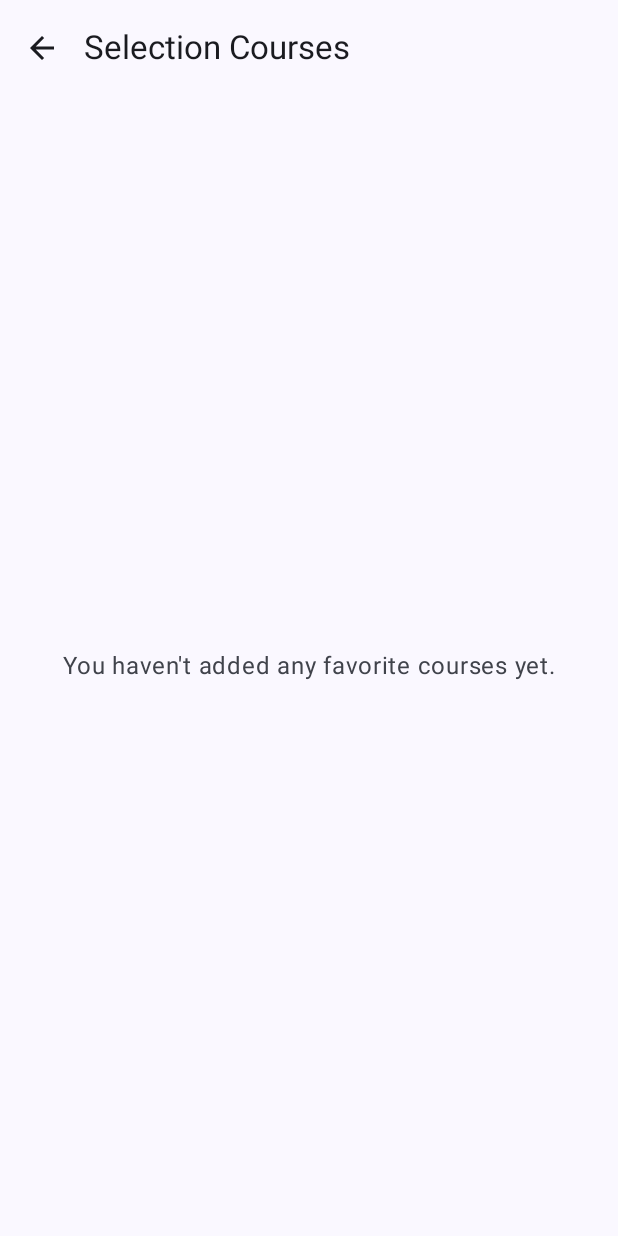
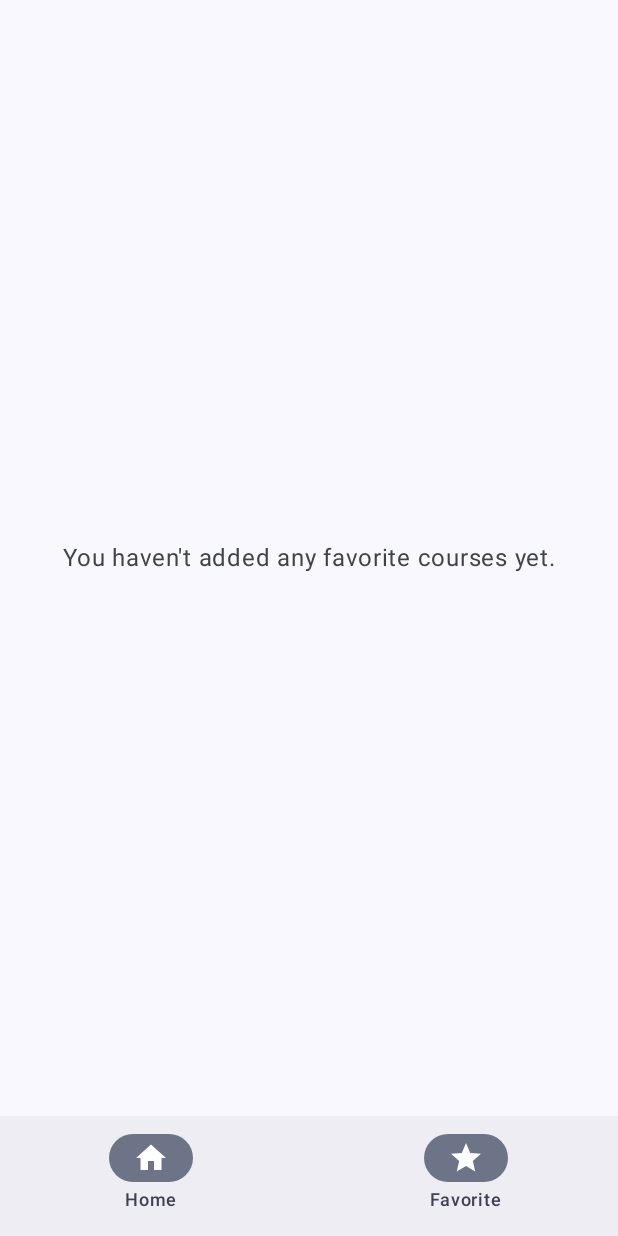
Before and after one commit to RaniaArbash/YWCA-Android-Fall26, an Android app built with Jetpack Compose: the SelectedCoursesScreen screen opened through its navigation route, on a phone screen of 412 x 824 dp. Run offline under Robolectric (Android 15) with nearby library versions, the phone set to English and light mode, and no system bars.

Commit message:
Adding Repository and BottomBard

```diff
--- a/CourseSelection/app/src/main/java/com/example/courseselection/Course.kt
+++ b/CourseSelection/app/src/main/java/com/example/courseselection/DataLayer/Course.kt
@@ -1,4 +1,4 @@
-package com.example.courseselection
+package com.example.courseselection.DataLayer
 
 data class Course(
     val id: Int,
--- /dev/null
+++ b/CourseSelection/app/src/main/java/com/example/courseselection/DataLayer/CourseRepository.kt
@@ -0,0 +1,96 @@
+package com.example.courseselection.DataLayer
+
+import android.util.Log
+
+class CourseRepository {
+
+    var coursesList = mutableListOf<Course>()
+    var favIdsSet = mutableSetOf<Int>()
+
+    fun getAllFavIds(): Set<Int>{
+        return favIdsSet
+    }
+
+    fun getAllCourses(): List<Course> {
+        coursesList = mutableListOf(
+            Course(
+                1, "CS 101",
+                "Introduction to Programming",
+                3, "Dr. Smith",
+                "Monday / Wednesday",
+                "10:00 - 11:30 AM",
+                "Room 204"
+            ),
+            Course(
+                2, "CS 205",
+                "Data Structures",
+                4, "Dr. Johnson",
+                "Tuesday / Thursday",
+                "11:00 AM - 12:30 PM",
+                "Room 310"
+            ),
+            Course(
+                3, "MATH 201",
+                "Discrete Mathematics",
+                3, "Dr. Brown",
+                "Monday / Wednesday",
+                "1:00 - 2:30 PM",
+                "Room 105"
+            ),
+            Course(
+                4, "CS 310",
+                "Software Engineering",
+                3, "Dr. Wilson",
+                "Sunday / Tuesday",
+                "9:00 - 10:30 AM",
+                "Room 220"
+            ),
+            Course(
+                5, "CS 320",
+                "Mobile Application Development",
+                4, "Dr. Davis",
+                "Monday / Wednesday",
+                "3:00 - 4:30 PM",
+                "Lab 12"
+            ),
+            Course(
+                6, "CS 350",
+                "Database Systems",
+                3, "Dr. Miller",
+                "Tuesday / Thursday",
+                "2:00 - 3:30 PM",
+                "Room 115"
+            ),
+            Course(
+                7, "CS 410",
+                "Artificial Intelligence",
+                3, "Dr. Taylor",
+                "Sunday / Tuesday",
+                "11:00 AM - 12:30 PM",
+                "Room 305"
+            ),
+            Course(
+                8, "CS 430",
+                "Computer Networks",
+                3, "Dr. Anderson",
+                "Monday / Wednesday",
+                "9:00 - 10:30 AM",
+                "Room 210"
+            )
+        )
+        return coursesList
+    }
+
+    fun updateIDs(id: Int){
+      if (id in favIdsSet){
+            favIdsSet -= id
+        }
+        else {
+            favIdsSet += id
+        }
+    }
+
+
+
+
+}
--- a/CourseSelection/app/src/main/java/com/example/courseselection/MainActivity.kt
+++ b/CourseSelection/app/src/main/java/com/example/courseselection/MainActivity.kt
@@ -1,38 +1,26 @@
 package com.example.courseselection
 
 import android.os.Bundle
-import android.util.Log
 import androidx.activity.ComponentActivity
 import androidx.activity.compose.setContent
 import androidx.activity.enableEdgeToEdge
 import androidx.compose.foundation.layout.fillMaxSize
-import androidx.compose.foundation.layout.padding
-import androidx.compose.material.icons.Icons
-import androidx.compose.material.icons.filled.Star
 import androidx.compose.material3.ExperimentalMaterial3Api
-import androidx.compose.material3.Icon
-import androidx.compose.material3.IconButton
 import androidx.compose.material3.Scaffold
-import androidx.compose.material3.Text
-import androidx.compose.material3.TopAppBar
 import androidx.compose.runtime.Composable
 import androidx.compose.runtime.getValue
-import androidx.compose.runtime.mutableStateOf
-import androidx.compose.runtime.remember
-import androidx.compose.runtime.setValue
 import androidx.compose.ui.Modifier
 import androidx.compose.ui.tooling.preview.Preview
-import androidx.compose.ui.unit.dp
 import androidx.lifecycle.compose.collectAsStateWithLifecycle
 import androidx.lifecycle.viewmodel.compose.viewModel
 import androidx.navigation.compose.NavHost
 import androidx.navigation.compose.composable
 import androidx.navigation.compose.rememberNavController
-import com.example.courseselection.Screens.HomeScreen
-import com.example.courseselection.Screens.SelectedCoursesScreen
-import com.example.courseselection.ViewModels.CourseVIewModel
+import com.example.courseselection.UILayer.Screens.Composables.MyButtomBar
+import com.example.courseselection.UILayer.Screens.HomeScreen
+import com.example.courseselection.UILayer.Screens.SelectedCoursesScreen
+import com.example.courseselection.UILayer.Screens.ViewModels.CourseVIewModel
 import com.example.courseselection.ui.theme.CourseSelectionTheme
-import kotlinx.coroutines.flow.filter
 
 class MainActivity : ComponentActivity() {
 
@@ -44,42 +32,48 @@ class MainActivity : ComponentActivity() {
         setContent {
             CourseSelectionTheme {
                 val navController = rememberNavController()
-                    var viewModel : CourseVIewModel = viewModel()
+                var viewModel: CourseVIewModel = viewModel()
 
-                    val courseList by viewModel.couses.collectAsStateWithLifecycle()
-                     val favList by viewModel.favoriteIds.collectAsStateWithLifecycle()
+                val courseList by viewModel.couses.collectAsStateWithLifecycle()
+                val favList by viewModel.favoriteIds.collectAsStateWithLifecycle()
 
-                NavHost(navController = navController,
+                Scaffold(
+                    modifier = Modifier.fillMaxSize(),
+                    bottomBar = {
+                        MyButtomBar(onNavigate = { path ->
+                            navController.navigate(path)
+
+                        })
+                    }
+                ) { innerPadding ->
+                    NavHost(
+                        navController = navController,
                         startDestination = "home"
-                        ){
-                        composable(route = "home"){
+                    ) {
+                        composable(route = "home") {
                             HomeScreen(
+                                innerPadding,
                                 viewModel,
-                                favoritClicked = {
-                                    selectedID ->
+                                favoritClicked = { selectedID ->
                                     viewModel.updateFavIDs(selectedID)
-                                },
-                                movetoFavClicked = {
-                                     navController.navigate("selectedCourse")
                                 }
-                                )
+                            )
                         }
 
-                        composable(route="selectedCourse"){
+                        composable(route = "selectedCourse") {
                             val favoriteCourses = courseList.filter {
                                 it.id in favList
                             }
                             SelectedCoursesScreen(
-                                courseList = favoriteCourses,
-                                backButtonCLicked = {
-                                    navController.popBackStack()
-                                }
-                                )
+                                innerPadding,
+                                courseList = favoriteCourses
+                            )
                         }
                     }
 
                 }
             }
+        }
         }
     }
 
--- a/CourseSelection/app/src/main/java/com/example/courseselection/Composables/CourseCard.kt
+++ b/CourseSelection/app/src/main/java/com/example/courseselection/UILayer/Screens/Composables/CourseCard.kt
@@ -1,4 +1,4 @@
-package com.example.courseselection.Composables
+package com.example.courseselection.UILayer.Screens.Composables
 
 import androidx.compose.foundation.layout.Arrangement
 import androidx.compose.foundation.layout.Column
@@ -10,7 +10,6 @@ import androidx.compose.foundation.layout.padding
 import androidx.compose.foundation.shape.RoundedCornerShape
 import androidx.compose.material.icons.Icons
 import androidx.compose.material.icons.filled.Star
-import androidx.compose.material.icons.outlined.Favorite
 import androidx.compose.material.icons.outlined.Star
 import androidx.compose.material3.Card
 import androidx.compose.material3.CardDefaults
@@ -25,7 +24,7 @@ import androidx.compose.ui.graphics.Color
 import androidx.compose.ui.text.font.FontWeight
 import androidx.compose.ui.unit.dp
 import androidx.compose.ui.unit.sp
-import com.example.courseselection.Course
+import com.example.courseselection.DataLayer.Course
 
 @Composable
 fun CourseCard(course: Course,
--- a/CourseSelection/app/src/main/java/com/example/courseselection/Composables/CourseInfo.kt
+++ b/CourseSelection/app/src/main/java/com/example/courseselection/UILayer/Screens/Composables/CourseInfo.kt
@@ -1,4 +1,4 @@
-package com.example.courseselection.Composables
+package com.example.courseselection.UILayer.Screens.Composables
 
 import androidx.compose.foundation.layout.Row
 import androidx.compose.foundation.layout.fillMaxWidth
--- /dev/null
+++ b/CourseSelection/app/src/main/java/com/example/courseselection/UILayer/Screens/Composables/MyBottomBar.kt
@@ -0,0 +1,37 @@
+package com.example.courseselection.UILayer.Screens.Composables
+
+import androidx.compose.material.icons.Icons
+import androidx.compose.material.icons.filled.Home
+import androidx.compose.material.icons.filled.Star
+import androidx.compose.material3.Icon
+import androidx.compose.material3.NavigationBar
+import androidx.compose.material3.NavigationBarItem
+import androidx.compose.material3.Text
+import androidx.compose.runtime.Composable
+import androidx.compose.runtime.mutableStateOf
+import androidx.compose.runtime.remember
+import org.w3c.dom.Text
+
+@Composable
+fun MyButtomBar(onNavigate: (String)->Unit){
+    var selectedIndex = remember { mutableStateOf(0) }
+    NavigationBar() {
+        NavigationBarItem(onClick = {
+            onNavigate("home")
+          //  selectedIndex.value = 1
+        },
+            selected = true,
+            label = {
+                Text("Home")
+            },
+            icon = { Icon(Icons.Default.Home, contentDescription = "Home") }
+            )
+        NavigationBarItem(onClick = {
+            onNavigate("selectedCourse")
+        },
+            selected = true,
+            label = { Text("Favorite")},
+            icon = { Icon(Icons.Default.Star, contentDescription = "Fav") }
+        )
+    }
+}
--- a/CourseSelection/app/src/main/java/com/example/courseselection/Screens/HomeScreen.kt
+++ b/CourseSelection/app/src/main/java/com/example/courseselection/UILayer/Screens/HomeScreen.kt
@@ -1,4 +1,4 @@
-package com.example.courseselection.Screens
+package com.example.courseselection.UILayer.Screens
 
 import androidx.compose.foundation.layout.Arrangement
 import androidx.compose.foundation.layout.Column
@@ -22,41 +22,24 @@ import androidx.compose.ui.text.font.FontWeight
 import androidx.compose.ui.unit.dp
 import androidx.compose.ui.unit.sp
 import androidx.lifecycle.compose.collectAsStateWithLifecycle
-import com.example.courseselection.Composables.CourseCard
-import com.example.courseselection.Course
-import com.example.courseselection.ViewModels.CourseVIewModel
+import com.example.courseselection.UILayer.Screens.Composables.CourseCard
+import com.example.courseselection.UILayer.Screens.Composables.MyButtomBar
+import com.example.courseselection.UILayer.Screens.ViewModels.CourseVIewModel
 
 @OptIn(ExperimentalMaterial3Api::class)
 @Composable
-fun HomeScreen(
+fun HomeScreen(padding: PaddingValues,
                 viewModel: CourseVIewModel,
-               favoritClicked: (id: Int)-> Unit,
-                movetoFavClicked : () -> Unit
+                favoritClicked: (id: Int)-> Unit
     ){
 
     val courseList by viewModel.couses.collectAsStateWithLifecycle()
     val favList by viewModel.favoriteIds.collectAsStateWithLifecycle()
 
-    Scaffold(modifier = Modifier.fillMaxSize(),
-        topBar = {
-            TopAppBar(
-                title = {Text(text = "Course Selection App")},
-                actions = {
-                    IconButton(onClick = {
-                        movetoFavClicked()
-                    }) {
-                        Icon(imageVector = Icons.Default.Star,
-                            contentDescription = "navigate to another screen"
-                        )
-                    }
-                })
-        }
-        //, topBar = TopAppBar(title = {}, actions = {})
-    ) { innerPadding ->
 
         Column(
             modifier = Modifier
-                .fillMaxSize().padding(innerPadding)
+                .fillMaxSize().padding(padding)
         ) {
 
             Text(
@@ -88,4 +71,3 @@ fun HomeScreen(
             }
         }
     }
-}
--- a/CourseSelection/app/src/main/java/com/example/courseselection/Screens/SelectedCoursesScreen.kt
+++ b/CourseSelection/app/src/main/java/com/example/courseselection/UILayer/Screens/SelectedCoursesScreen.kt
@@ -1,4 +1,4 @@
-package com.example.courseselection.Screens
+package com.example.courseselection.UILayer.Screens
 
 import androidx.compose.foundation.layout.Arrangement
 import androidx.compose.foundation.layout.Box
@@ -9,7 +9,6 @@ import androidx.compose.foundation.lazy.LazyColumn
 import androidx.compose.foundation.lazy.items
 import androidx.compose.material.icons.Icons
 import androidx.compose.material.icons.filled.ArrowBack
-import androidx.compose.material.icons.filled.Star
 import androidx.compose.material3.ExperimentalMaterial3Api
 import androidx.compose.material3.Icon
 import androidx.compose.material3.IconButton
@@ -21,36 +20,20 @@ import androidx.compose.runtime.Composable
 import androidx.compose.ui.Alignment
 import androidx.compose.ui.Modifier
 import androidx.compose.ui.unit.dp
-import com.example.courseselection.Composables.CourseCard
-import com.example.courseselection.Course
+import com.example.courseselection.UILayer.Screens.Composables.CourseCard
+import com.example.courseselection.DataLayer.Course
 
 @OptIn(ExperimentalMaterial3Api::class)
 @Composable
 fun SelectedCoursesScreen(
-    courseList : List<Course>,
-    backButtonCLicked : ()-> Unit
+    padding: PaddingValues,
+    courseList : List<Course>
 ){
-    Scaffold(modifier = Modifier.fillMaxSize(),
-        topBar = {
-            TopAppBar(
-                title = {Text(text = "Selection Courses")},
-                navigationIcon = {
-                    IconButton(onClick = {
-                        backButtonCLicked()
-                    }) {
-                        Icon(
-                            imageVector = Icons.Default.ArrowBack,
-                            contentDescription = "Back"
-                        )
-                    }
-                })
-        }
-    ) { innerPadding ->
         if (courseList.isEmpty()){
             Box(// ZStack
                 modifier = Modifier
                     .fillMaxSize()
-                    .padding(innerPadding),
+                    .padding(padding),
                 contentAlignment = Alignment.Center
             ) {
                 Text(
@@ -63,7 +46,7 @@ fun SelectedCoursesScreen(
         else {
 
             LazyColumn(
-                modifier = Modifier.padding(innerPadding),
+                modifier = Modifier.padding(padding),
                 verticalArrangement =
                     Arrangement.spacedBy(12.dp)) {
                 items(
@@ -81,8 +64,3 @@ fun SelectedCoursesScreen(
         }
 
     }
-
-
-
-
-}
--- /dev/null
+++ b/CourseSelection/app/src/main/java/com/example/courseselection/UILayer/Screens/ViewModels/CourseVIewModel.kt
@@ -0,0 +1,43 @@
+package com.example.courseselection.UILayer.Screens.ViewModels
+
+import android.util.Log
+import androidx.lifecycle.ViewModel
+import com.example.courseselection.DataLayer.Course
+import com.example.courseselection.DataLayer.CourseRepository
+import kotlinx.coroutines.flow.MutableStateFlow
+import kotlinx.coroutines.flow.StateFlow
+import kotlinx.coroutines.flow.asStateFlow
+import kotlinx.coroutines.flow.update
+import kotlin.collections.minus
+import kotlin.collections.plus
+
+class CourseVIewModel(
+    private val courseRepo: CourseRepository = CourseRepository()
+) : ViewModel(){
+    private val _favoriteIds = MutableStateFlow<Set<Int>>(courseRepo.getAllFavIds())
+    val favoriteIds : StateFlow<Set<Int>> = _favoriteIds.asStateFlow()
+
+    private val _courses =  MutableStateFlow<List<Course>>(courseRepo.getAllCourses())
+    val couses : StateFlow<List<Course>> = _courses.asStateFlow()
+
+    fun updateFavIDs(id: Int){
+        // Updating the repository
+        courseRepo.updateIDs(id)
+        // updating the UI state
+        Log.d("Set In VM", _favoriteIds.value.toString())
+
+        _favoriteIds.update { currentSet ->
+            if (id in currentSet){
+                currentSet - id
+            }
+            else {
+                currentSet + id
+            }
+        }
+        Log.d("Set In VM", _favoriteIds.value.toString())
+
+
+    }
+
+
+}
--- a/CourseSelection/app/src/main/java/com/example/courseselection/ViewModels/CourseVIewModel.kt
+++ /dev/null
@@ -1,101 +0,0 @@
-package com.example.courseselection.ViewModels
-
-import androidx.compose.runtime.getValue
-import androidx.compose.runtime.mutableStateOf
-import androidx.compose.runtime.remember
-import androidx.compose.runtime.setValue
-import androidx.lifecycle.ViewModel
-import com.example.courseselection.Course
-import kotlinx.coroutines.flow.MutableStateFlow
-import kotlinx.coroutines.flow.StateFlow
-import kotlinx.coroutines.flow.asStateFlow
-import kotlinx.coroutines.flow.update
-import kotlin.collections.minus
-import kotlin.collections.plus
-
-class CourseVIewModel : ViewModel(){
-    private val _favoriteIds = MutableStateFlow<Set<Int>>(setOf())
-    val favoriteIds : StateFlow<Set<Int>> = _favoriteIds.asStateFlow()
-
-    private val _courses =  MutableStateFlow<List<Course>>(listOf(
-        Course(
-            1, "CS 101",
-            "Introduction to Programming",
-            3, "Dr. Smith",
-            "Monday / Wednesday",
-            "10:00 - 11:30 AM",
-            "Room 204"
-        ),
-        Course(
-            2, "CS 205",
-            "Data Structures",
-            4, "Dr. Johnson",
-            "Tuesday / Thursday",
-            "11:00 AM - 12:30 PM",
-            "Room 310"
-        ),
-        Course(
-            3, "MATH 201",
-            "Discrete Mathematics",
-            3, "Dr. Brown",
-            "Monday / Wednesday",
-            "1:00 - 2:30 PM",
-            "Room 105"
-        ),
-        Course(
-            4, "CS 310",
-            "Software Engineering",
-            3, "Dr. Wilson",
-            "Sunday / Tuesday",
-            "9:00 - 10:30 AM",
-            "Room 220"
-        ),
-        Course(
-            5, "CS 320",
-            "Mobile Application Development",
-            4, "Dr. Davis",
-            "Monday / Wednesday",
-            "3:00 - 4:30 PM",
-            "Lab 12"
-        ),
-        Course(
-            6, "CS 350",
-            "Database Systems",
-            3, "Dr. Miller",
-            "Tuesday / Thursday",
-            "2:00 - 3:30 PM",
-            "Room 115"
-        ),
-        Course(
-            7, "CS 410",
-            "Artificial Intelligence",
-            3, "Dr. Taylor",
-            "Sunday / Tuesday",
-            "11:00 AM - 12:30 PM",
-            "Room 305"
-        ),
-        Course(
-            8, "CS 430",
-            "Computer Networks",
-            3, "Dr. Anderson",
-            "Monday / Wednesday",
-            "9:00 - 10:30 AM",
-            "Room 210"
-        )
-    ))
-    val couses : StateFlow<List<Course>> = _courses.asStateFlow()
-
-    fun updateFavIDs(id: Int){
-        _favoriteIds.update { currentSet ->
-            if (id in currentSet){
-                currentSet - id
-            }
-            else {
-                currentSet + id
-            }
-        }
-
-    }
-
-
-}
```
